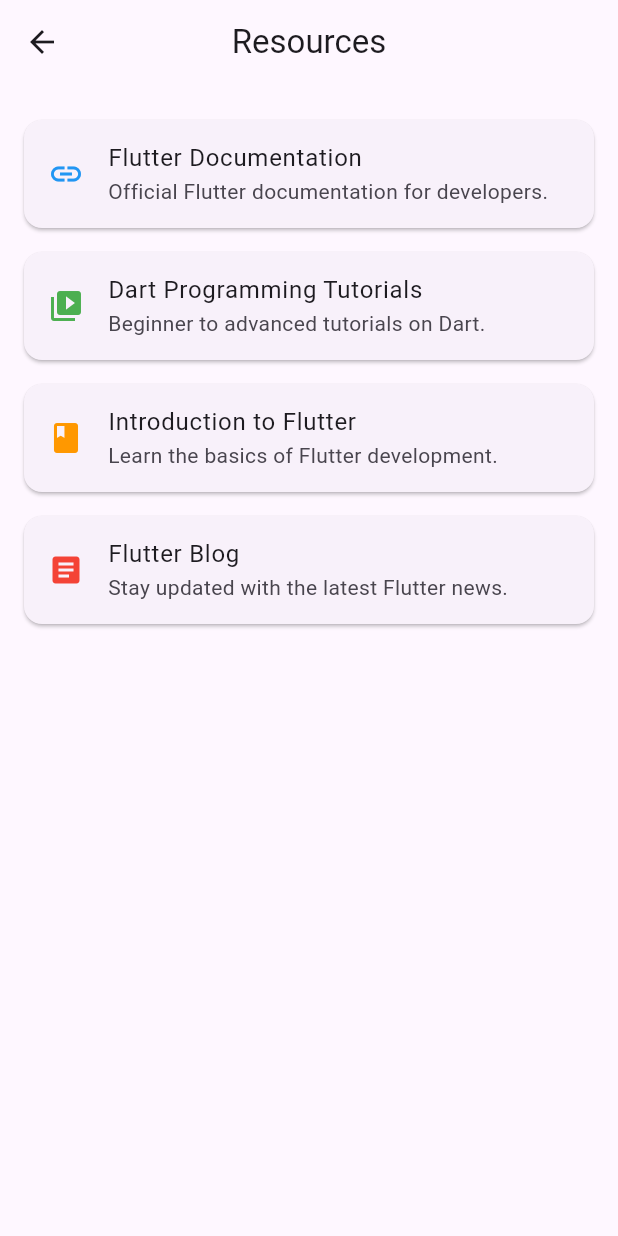
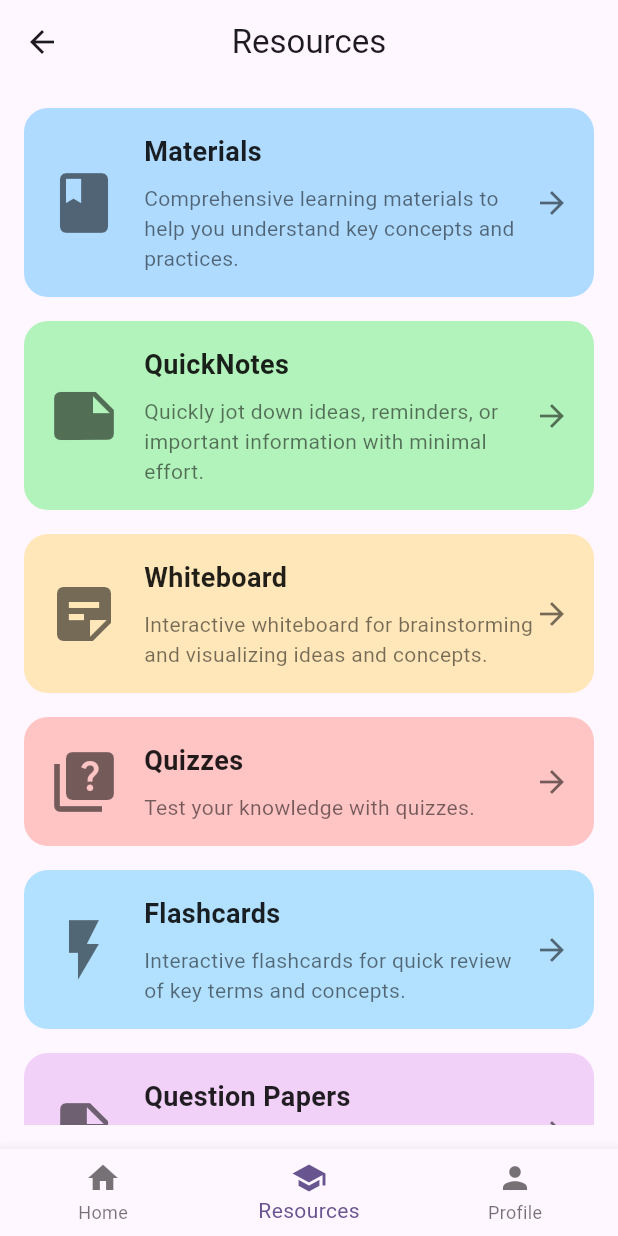
Before and after one commit to PRG-Alpha-231/skillmentor, a Flutter app: the ResourcesScreen screen opened directly, on a phone screen of 412 x 824 dp. Run offline on Flutter 3.47's test engine with Material 3 defaults, Android fonts, the phone set to English and light mode, and no system bars.

```diff
--- /dev/null
+++ b/lib/users/screens/flashcards_screen.dart
@@ -0,0 +1,20 @@
+import 'package:flutter/material.dart';
+
+class FlashcardsScreen extends StatelessWidget {
+  @override
+  Widget build(BuildContext context) {
+    return MaterialApp(
+      home: Scaffold(
+        appBar: AppBar(
+          title: Text('FlashcardsScreen'),
+        ),
+        body: Center(
+          child: Text(
+            'FlashcardsScreen',
+            style: TextStyle(fontSize: 24),
+          ),
+        ),
+      ),
+    );
+  }
+}
--- /dev/null
+++ b/lib/users/screens/materials_screen.dart
@@ -0,0 +1,20 @@
+import 'package:flutter/material.dart';
+
+class MaterialsScreen extends StatelessWidget {
+  @override
+  Widget build(BuildContext context) {
+    return MaterialApp(
+      home: Scaffold(
+        appBar: AppBar(
+          title: Text('MaterialsScreen'),
+        ),
+        body: Center(
+          child: Text(
+            'MaterialsScreen',
+            style: TextStyle(fontSize: 24),
+          ),
+        ),
+      ),
+    );
+  }
+}
--- /dev/null
+++ b/lib/users/screens/questionpapers_screen.dart
@@ -0,0 +1,20 @@
+import 'package:flutter/material.dart';
+
+class QuestionpapersScreen extends StatelessWidget {
+  @override
+  Widget build(BuildContext context) {
+    return MaterialApp(
+      home: Scaffold(
+        appBar: AppBar(
+          title: Text('QuestionpapersScreen'),
+        ),
+        body: Center(
+          child: Text(
+            'QuestionpapersScreen',
+            style: TextStyle(fontSize: 24),
+          ),
+        ),
+      ),
+    );
+  }
+}
--- /dev/null
+++ b/lib/users/screens/quicknotes_screen.dart
@@ -0,0 +1,20 @@
+import 'package:flutter/material.dart';
+
+class QuicknotesScreen extends StatelessWidget {
+  @override
+  Widget build(BuildContext context) {
+    return MaterialApp(
+      home: Scaffold(
+        appBar: AppBar(
+          title: Text('QuicknotesScreen'),
+        ),
+        body: Center(
+          child: Text(
+            'QuicknotesScreen',
+            style: TextStyle(fontSize: 24),
+          ),
+        ),
+      ),
+    );
+  }
+}
--- /dev/null
+++ b/lib/users/screens/quizzes_screen.dart
@@ -0,0 +1,20 @@
+import 'package:flutter/material.dart';
+
+class QuizzesScreen extends StatelessWidget {
+  @override
+  Widget build(BuildContext context) {
+    return MaterialApp(
+      home: Scaffold(
+        appBar: AppBar(
+          title: Text('QuizzesScreen'),
+        ),
+        body: Center(
+          child: Text(
+            'QuizzesScreen',
+            style: TextStyle(fontSize: 24),
+          ),
+        ),
+      ),
+    );
+  }
+}
--- a/lib/users/screens/resource_screen.dart
+++ b/lib/users/screens/resource_screen.dart
@@ -1,4 +1,13 @@
 import 'package:flutter/material.dart';
+import 'package:skillmentor/users/screens/flashcards_screen.dart';
+import 'package:skillmentor/users/screens/flashcards_screen.dart';
+import 'package:skillmentor/users/screens/materials_screen.dart';
+import 'package:skillmentor/users/screens/questionpapers_screen.dart';
+import 'package:skillmentor/users/screens/questionpapers_screen.dart';
+import 'package:skillmentor/users/screens/quicknotes_screen.dart';
+import 'package:skillmentor/users/screens/quizzes_screen.dart';
+import 'package:skillmentor/users/screens/user_home.dart';
+import 'package:skillmentor/users/screens/whiteboard_screen.dart';
 
 class ResourcesScreen extends StatelessWidget {
   @override
@@ -12,58 +21,147 @@
         padding: const EdgeInsets.all(16.0),
         child: ListView(
           children: [
-            // Resource 1
-            Card(
-              margin: EdgeInsets.symmetric(vertical: 8),
-              child: ListTile(
-                leading: Icon(Icons.link, color: Colors.blue),
-                title: Text('Flutter Documentation'),
-                subtitle: Text('Official Flutter documentation for developers.'),
+            CustomResourceCard(
+              title: "Materials",
+              description: "Comprehensive learning materials to help you understand key concepts and practices.",
+              bgColor: Color(0xFFAEDBFF), // Brighter pastel blue
+              icon: Icons.book, // Book icon for resources/materials
               onTap: () {
-                  // Action on tap, e.g., open a link
-                  print('Navigate to Flutter Documentation');
+                Navigator.push(context, MaterialPageRoute(builder: (context) => MaterialsScreen()));
               },
             ),
-            ),
-            // Resource 2
-            Card(
-              margin: EdgeInsets.symmetric(vertical: 8),
-              child: ListTile(
-                leading: Icon(Icons.video_library, color: Colors.green),
-                title: Text('Dart Programming Tutorials'),
-                subtitle: Text('Beginner to advanced tutorials on Dart.'),
+            SizedBox(height: 16),
+            CustomResourceCard(
+              title: "QuickNotes",
+              description: "Quickly jot down ideas, reminders, or important information with minimal effort.",
+              bgColor: Color(0xFFB2F2BB), // Brighter pastel green
+              icon: Icons.note, // Note icon for notes
               onTap: () {
-                  // Action on tap, e.g., open a video tutorial
-                  print('Navigate to Dart Programming Tutorials');
+                Navigator.push(context, MaterialPageRoute(builder: (context) => QuicknotesScreen()));
               },
             ),
-            ),
-            // Resource 3
-            Card(
-              margin: EdgeInsets.symmetric(vertical: 8),
-              child: ListTile(
-                leading: Icon(Icons.book, color: Colors.orange),
-                title: Text('Introduction to Flutter'),
-                subtitle: Text('Learn the basics of Flutter development.'),
+            SizedBox(height: 16),
+            CustomResourceCard(
+              title: "Whiteboard",
+              description: "Interactive whiteboard for brainstorming and visualizing ideas and concepts.",
+              bgColor: Color(0xFFFFE7B9), // Brighter pastel orange
+              icon: Icons.sticky_note_2, // Sticky note icon for whiteboard
               onTap: () {
-                  // Action on tap, e.g., open a downloadable file
-                  print('Navigate to Introduction to Flutter');
+                Navigator.push(context, MaterialPageRoute(builder: (context) => WhiteboardScreen()));
               },
             ),
-            ),
-            // Resource 4
-            Card(
-              margin: EdgeInsets.symmetric(vertical: 8),
-              child: ListTile(
-                leading: Icon(Icons.article, color: Colors.red),
-                title: Text('Flutter Blog'),
-                subtitle: Text('Stay updated with the latest Flutter news.'),
+            SizedBox(height: 16),
+            CustomResourceCard(
+              title: "Quizzes",
+              description: "Test your knowledge with quizzes.",
+              bgColor: Color(0xFFFFC4C4), // Brighter pastel red
+              icon: Icons.quiz, // Quiz icon for quizzes
               onTap: () {
-                  // Action on tap, e.g., open a blog link
-                  print('Navigate to Flutter Blog');
+                Navigator.push(context, MaterialPageRoute(builder: (context) => QuizzesScreen()));
               },
             ),
+            SizedBox(height: 16),
+            CustomResourceCard(
+              title: "Flashcards",
+              description: "Interactive flashcards for quick review of key terms and concepts.",
+              bgColor: Color(0xFFB2E1FF), // Brighter pastel light blue
+              icon: Icons.flash_on, // Flash icon for flashcards
+              onTap: () {
+                Navigator.push(context, MaterialPageRoute(builder: (context) => FlashcardsScreen()));
+              },
             ),
+            SizedBox(height: 16),
+            CustomResourceCard(
+              title: "Question Papers",
+              description: "Access previous question papers to help you prepare for exams and tests.",
+              bgColor: Color(0xFFF1D1F7), // Brighter pastel purple
+              icon: Icons.description, // File icon for question papers
+              onTap: () {
+                Navigator.push(context, MaterialPageRoute(builder: (context) => QuestionpapersScreen()));
+              },
+            ),
+          ],
+        ),
+      ),
+      bottomNavigationBar: BottomNavigationBar(
+        currentIndex: 1, // Set to ResourcesScreen as default
+        items: const [
+          BottomNavigationBarItem(icon: Icon(Icons.home), label: 'Home'),
+          BottomNavigationBarItem(icon: Icon(Icons.school), label: 'Resources'),
+          BottomNavigationBarItem(icon: Icon(Icons.person), label: 'Profile'),
+        ],
+        onTap: (int index) {
+          switch (index) {
+            case 0:
+              Navigator.pop(context); // Navigate back to home screen
+              break;
+            case 1:
+            // Already on ResourcesScreen, no action needed
+              break;
+            case 2:
+              Navigator.pop(context); // Navigate back to profile screen
+              break;
+          }
+        },
+      ),
+    );
+  }
+}
+
+// Custom Card Widget
+class CustomResourceCard extends StatelessWidget {
+  final String title;
+  final String description;
+  final Color bgColor;
+  final IconData icon;
+  final VoidCallback onTap;
+
+  CustomResourceCard({
+    required this.title,
+    required this.description,
+    required this.bgColor,
+    required this.icon,
+    required this.onTap,
+  });
+
+  @override
+  Widget build(BuildContext context) {
+    return GestureDetector(
+      onTap: onTap,
+      child: Container(
+        padding: EdgeInsets.all(16),
+        decoration: BoxDecoration(
+          color: bgColor,
+          borderRadius: BorderRadius.circular(16),
+        ),
+        child: Row(
+          children: [
+            Icon(icon, size: 48, color: Colors.black54), // Resource-specific icon
+            SizedBox(width: 16),
+            Expanded(
+              child: Column(
+                crossAxisAlignment: CrossAxisAlignment.start,
+                children: [
+                  Text(
+                    title,
+                    style: TextStyle(
+                      color: Colors.black87,
+                      fontWeight: FontWeight.bold,
+                      fontSize: 18,
+                    ),
+                  ),
+                  SizedBox(height: 8),
+                  Text(
+                    description,
+                    style: TextStyle(
+                      color: Colors.black54,
+                      fontSize: 14,
+                    ),
+                  ),
+                ],
+              ),
+            ),
+            Icon(Icons.arrow_forward, color: Colors.black54),
           ],
         ),
       ),
--- /dev/null
+++ b/lib/users/screens/whiteboard_screen.dart
@@ -0,0 +1,20 @@
+import 'package:flutter/material.dart';
+
+class WhiteboardScreen extends StatelessWidget {
+  @override
+  Widget build(BuildContext context) {
+    return MaterialApp(
+      home: Scaffold(
+        appBar: AppBar(
+          title: Text('WhiteboardScreen'),
+        ),
+        body: Center(
+          child: Text(
+            'WhiteboardScreen',
+            style: TextStyle(fontSize: 24),
+          ),
+        ),
+      ),
+    );
+  }
+}
```
Also changed, not shown: lib/users/screens/profile_screen.dart (+29 -0 lines). Lines whose indentation alone changed are shown as unchanged.
